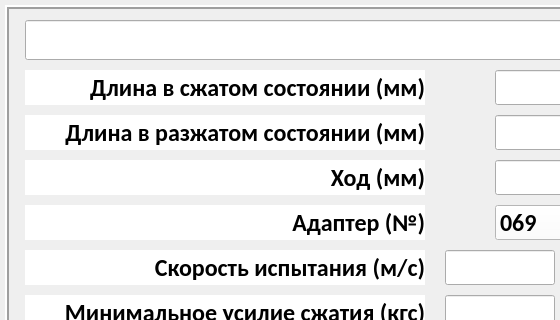
This is ui/new_amort.ui in Skorikof/SPG-023MK as Qt 5 draws it before an edit; both pictures show x 0 to 560 and y 0 to 320 of the 690 by 580 pixel window. The edited form follows.
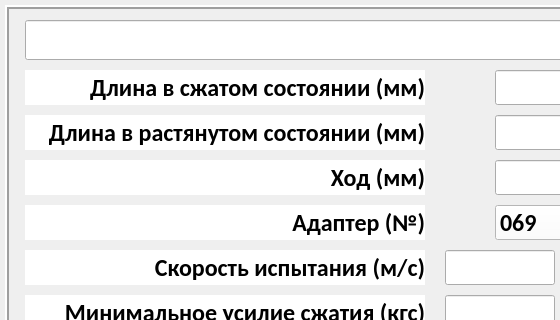
This is the edited form.

Commit message: Внесены правки в интерфейс согласно замечаниям от 15.10, осталось справить обработку и вывод информации

What changed in the file:
```diff
--- a/ui/new_amort.ui
+++ b/ui/new_amort.ui
@@ -188,7 +188,7 @@
       <enum>QFrame::NoFrame</enum>
      </property>
      <property name="text">
-      <string>Длина в разжатом состоянии (мм)</string>
+      <string>Длина в растянутом состоянии (мм)</string>
      </property>
      <property name="alignment">
       <set>Qt::AlignRight|Qt::AlignTrailing|Qt::AlignVCenter</set>
```
The commit also changes 7 other files.
